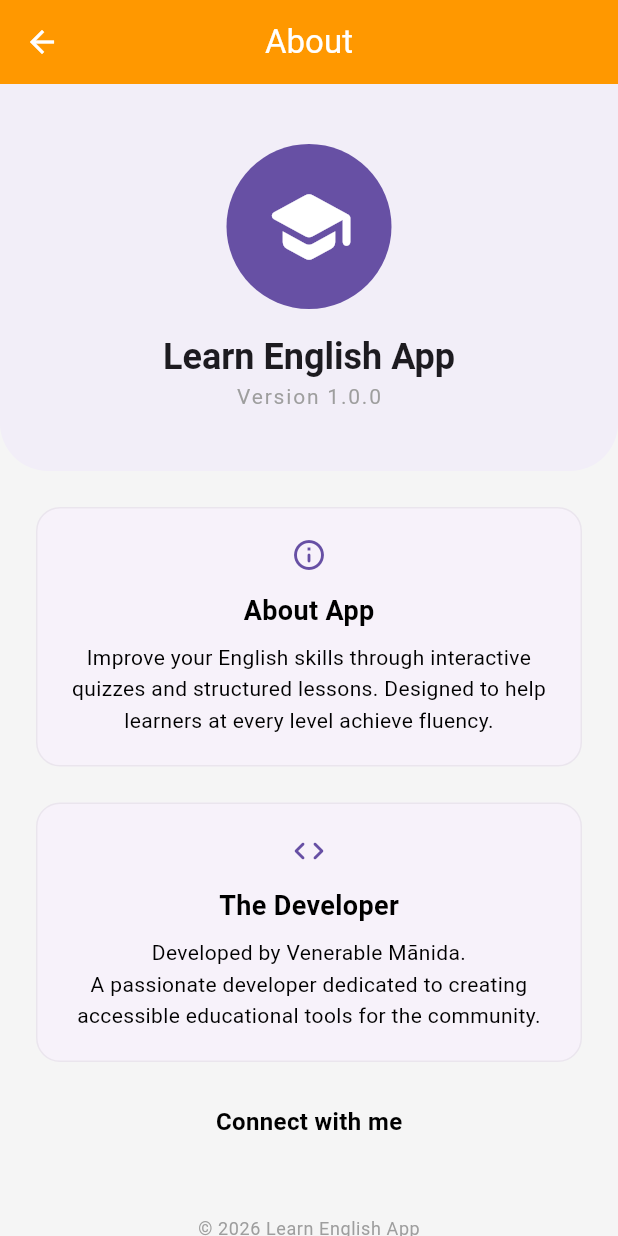
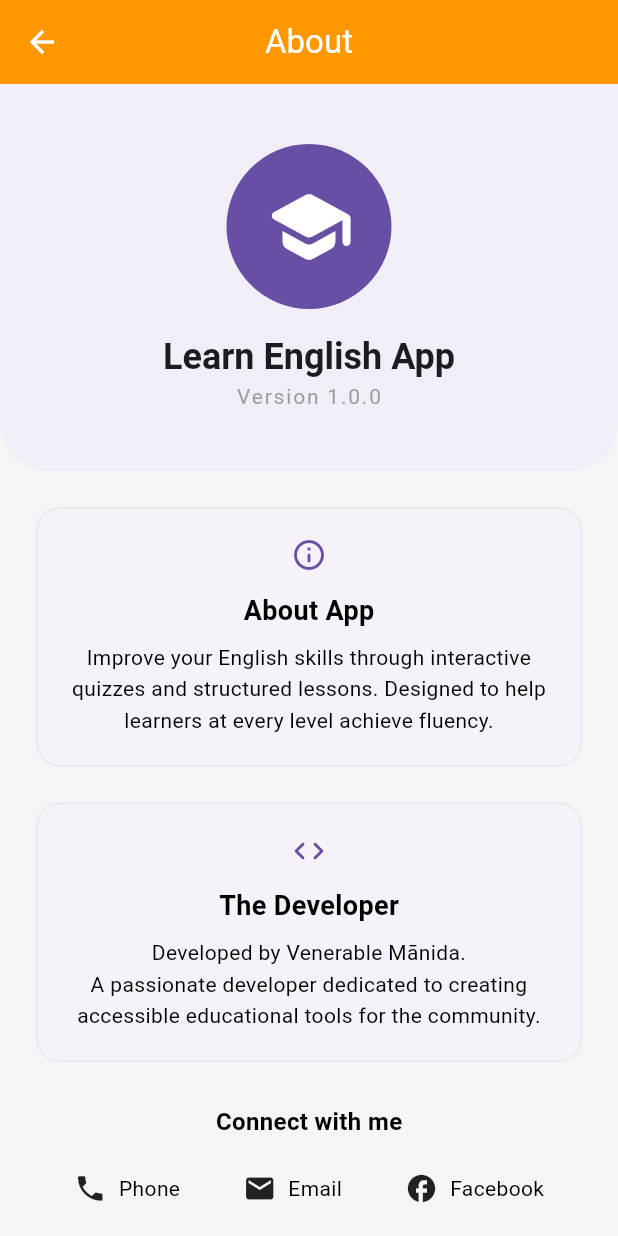
Before and after one commit to alex-manida/learn_english, a Flutter app: the screen it shows after launch, in the side drawer, after a tap on "About", on a phone screen of 412 x 824 dp. Run offline on Flutter 3.47's test engine with Material 3 defaults, Android fonts, the phone set to English and light mode, and no system bars; our stand-ins replace font_awesome_flutter, image_picker, shared_preferences.

Commit message:
Made connect with me methods in about_screen.dart

```diff
--- a/lib/screens/about_screen.dart
+++ b/lib/screens/about_screen.dart
@@ -1,5 +1,6 @@
 import 'package:flutter/material.dart';
 import 'package:font_awesome_flutter/font_awesome_flutter.dart';
+import 'package:url_launcher/url_launcher.dart';
 
 class AboutScreen extends StatelessWidget {
   final bool isDarkMode;
@@ -10,6 +11,36 @@ class AboutScreen extends StatelessWidget {
     required this.isDarkMode,
     required this.onThemeChanged,
   });
+
+  Future<void> _launchUrl(String url) async {
+    final Uri uri = Uri.parse(url);
+
+    if (!await launchUrl(uri, mode: LaunchMode.externalApplication)) {
+      throw 'Could not launch $url';
+    }
+  }
+
+  Widget _buildConnectItem({
+    required IconData icon,
+    required String label,
+    required VoidCallback onTap,
+  }) {
+    return InkWell(
+      onTap: onTap,
+      borderRadius: BorderRadius.circular(12),
+      child: Padding(
+        padding: const EdgeInsets.symmetric(horizontal: 16, vertical: 10),
+        child: Row(
+          mainAxisSize: MainAxisSize.min,
+          children: [
+            Icon(icon, size: 22),
+            const SizedBox(width: 8),
+            Text(label),
+          ],
+        ),
+      ),
+    );
+  }
 
   @override
   Widget build(BuildContext context) {
@@ -92,12 +123,71 @@ class AboutScreen extends StatelessWidget {
                     style: TextStyle(fontWeight: FontWeight.bold, fontSize: 16),
                   ),
                   const SizedBox(height: 12),
-                  Row(
-                    mainAxisAlignment: MainAxisAlignment.center,
-                    children: [],
+                  Wrap(
+                    alignment: WrapAlignment.center,
+                    spacing: 10, // space horizontally
+                    runSpacing: 10, // space vertically when wrapped
+                    children: [
+                      _buildConnectItem(
+                        icon: Icons.phone,
+                        label: "Phone",
+                        onTap: () => _launchUrl("tel:+959454402739"),
+                      ),
+                      _buildConnectItem(
+                        icon: Icons.email,
+                        label: "Email",
+                        onTap: () {
+                          final subject = Uri.encodeComponent(
+                            "Hello from your app",
+                          );
+                          final body = Uri.encodeComponent(
+                            "Hi, I would like to connect with you.",
+                          );
+
+                          _launchUrl(
+                            "mailto:artificialmgphone@gmail.com?subject=$subject&body=$body",
+                          );
+                        },
+                      ),
+                      _buildConnectItem(
+                        icon: Icons.facebook,
+                        label: "Facebook",
+                        onTap: () =>
+                            _launchUrl("https://www.facebook.com/kara.archu"),
+                      ),
+                      _buildConnectItem(
+                        icon: Icons.send,
+                        label: "Telegram",
+                        onTap: () => _launchUrl("https://t.me/Inferno_baby"),
+                      ),
+                      _buildConnectItem(
+                        icon: Icons.send,
+                        label: "Telegram",
+                        onTap: () {
+                          final message = Uri.encodeComponent(
+                            "Hello, I found your app!",
+                          );
+
+                          _launchUrl("https://t.me/Inferno_baby?text=$message");
+                        },
+                      ),
+                      _buildConnectItem(
+                        icon: Icons.message,
+                        label: "WhatsApp",
+                        onTap: () {
+                          final message = Uri.encodeComponent(
+                            "Hello, I want to connect with you!",
+                          );
+
+                          _launchUrl(
+                            "https://wa.me/959454402739?text=$message",
+                          );
+                        },
+                      ),
+                    ],
                   ),
 
-                  const SizedBox(height: 40),
+                  const SizedBox(height: 70),
 
                   // Footer
                   Text(
--- a/pubspec.yaml
+++ b/pubspec.yaml
@@ -38,6 +38,7 @@ dependencies:
   provider: ^6.1.5+1
   font_awesome_flutter: ^11.0.0
   image_picker: ^1.2.1
+  url_launcher: ^6.2.5
 
 dev_dependencies:
   flutter_test:
```
Also changed, not shown: pubspec.lock, 2 other files.
